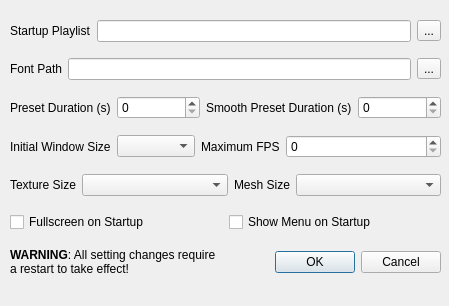
Before: the Qt Designer form src/qprojectM/src/QProjectMConfigDialog.ui in projectM-visualizer/projectm, drawn with Qt 5.
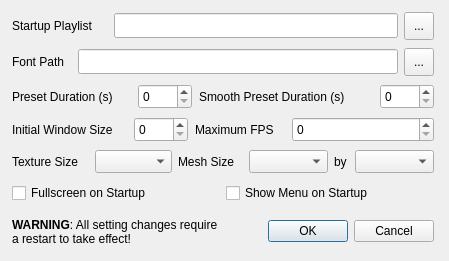
After: the same form once the commit is applied.

Commit message: fixes on config dialog

The edit to the form file:
```diff
--- a/src/qprojectM/src/QProjectMConfigDialog.ui
+++ b/src/qprojectM/src/QProjectMConfigDialog.ui
@@ -6,72 +6,21 @@
     <x>0</x>
     <y>0</y>
     <width>449</width>
-    <height>306</height>
+    <height>261</height>
    </rect>
   </property>
   <property name="windowTitle" >
    <string>projectM Settings</string>
   </property>
-  <widget class="QWidget" name="verticalLayout" >
-   <property name="geometry" >
-    <rect>
-     <x>10</x>
-     <y>10</y>
-     <width>431</width>
-     <height>281</height>
-    </rect>
-   </property>
-   <layout class="QVBoxLayout" >
-    <item>
-     <layout class="QHBoxLayout" >
-      <item>
-       <widget class="QLabel" name="label_2" >
-        <property name="sizePolicy" >
-         <sizepolicy vsizetype="Preferred" hsizetype="MinimumExpanding" >
-          <horstretch>0</horstretch>
-          <verstretch>0</verstretch>
-         </sizepolicy>
-        </property>
-        <property name="minimumSize" >
-         <size>
-          <width>50</width>
-          <height>0</height>
-         </size>
-        </property>
-        <property name="text" >
-         <string>Startup Playlist</string>
-        </property>
-       </widget>
-      </item>
-      <item>
-       <widget class="QLineEdit" name="lineEdit_2" >
-        <property name="sizePolicy" >
-         <sizepolicy vsizetype="Fixed" hsizetype="Expanding" >
-          <horstretch>2</horstretch>
-          <verstretch>0</verstretch>
-         </sizepolicy>
-        </property>
-        <property name="toolTip" >
-         <string>&lt;html>&lt;head>&lt;meta name="qrichtext" content="1" />&lt;style type="text/css">
-p, li { white-space: pre-wrap; }
-&lt;/style>&lt;/head>&lt;body style=" font-family:'Sans Serif'; font-size:9pt; font-weight:400; font-style:normal;">
-&lt;p style=" margin-top:0px; margin-bottom:0px; margin-left:0px; margin-right:0px; -qt-block-indent:0; text-indent:0px;">This sets the default preset playlist when qprojectM starts up. This can be either a directory path or preset playlist file. If unspecified then projectM uses a default preset directory&lt;/p>&lt;/body>&lt;/html></string>
-        </property>
-       </widget>
-      </item>
-      <item>
-       <widget class="QToolButton" name="toolButton_2" >
-        <property name="text" >
-         <string>...</string>
-        </property>
-       </widget>
-      </item>
-     </layout>
-    </item>
-    <item>
-     <layout class="QHBoxLayout" >
-      <item>
        <widget class="QLabel" name="label" >
+   <property name="geometry" >
+    <rect>
+     <x>12</x>
+     <y>48</y>
+     <width>60</width>
+     <height>28</height>
+    </rect>
+   </property>
         <property name="sizePolicy" >
          <sizepolicy vsizetype="Preferred" hsizetype="MinimumExpanding" >
           <horstretch>0</horstretch>
@@ -88,37 +37,117 @@
          <string>Font Path</string>
         </property>
        </widget>
-      </item>
-      <item>
-       <widget class="QLineEdit" name="lineEdit" >
-        <property name="sizePolicy" >
-         <sizepolicy vsizetype="Fixed" hsizetype="Expanding" >
-          <horstretch>2</horstretch>
-          <verstretch>0</verstretch>
-         </sizepolicy>
-        </property>
-       </widget>
-      </item>
-      <item>
        <widget class="QToolButton" name="toolButton" >
+   <property name="geometry" >
+    <rect>
+     <x>404</x>
+     <y>48</y>
+     <width>30</width>
+     <height>28</height>
+    </rect>
+   </property>
         <property name="text" >
          <string>...</string>
         </property>
        </widget>
-      </item>
-     </layout>
-    </item>
-    <item>
-     <layout class="QHBoxLayout" >
-      <item>
+  <widget class="QLineEdit" name="fontPathLineEdit" >
+   <property name="geometry" >
+    <rect>
+     <x>78</x>
+     <y>49</y>
+     <width>320</width>
+     <height>25</height>
+    </rect>
+   </property>
+   <property name="sizePolicy" >
+    <sizepolicy vsizetype="Fixed" hsizetype="Expanding" >
+     <horstretch>2</horstretch>
+     <verstretch>0</verstretch>
+    </sizepolicy>
+   </property>
+  </widget>
+  <widget class="QLabel" name="label_2" >
+   <property name="geometry" >
+    <rect>
+     <x>12</x>
+     <y>12</y>
+     <width>96</width>
+     <height>28</height>
+    </rect>
+   </property>
+   <property name="sizePolicy" >
+    <sizepolicy vsizetype="Preferred" hsizetype="MinimumExpanding" >
+     <horstretch>0</horstretch>
+     <verstretch>0</verstretch>
+    </sizepolicy>
+   </property>
+   <property name="minimumSize" >
+    <size>
+     <width>50</width>
+     <height>0</height>
+    </size>
+   </property>
+   <property name="text" >
+    <string>Startup Playlist</string>
+   </property>
+  </widget>
+  <widget class="QToolButton" name="toolButton_2" >
+   <property name="geometry" >
+    <rect>
+     <x>404</x>
+     <y>12</y>
+     <width>30</width>
+     <height>28</height>
+    </rect>
+   </property>
+   <property name="text" >
+    <string>...</string>
+   </property>
+  </widget>
+  <widget class="QLineEdit" name="startupPlaylistLineEdit" >
+   <property name="geometry" >
+    <rect>
+     <x>114</x>
+     <y>13</y>
+     <width>284</width>
+     <height>25</height>
+    </rect>
+   </property>
+   <property name="sizePolicy" >
+    <sizepolicy vsizetype="Fixed" hsizetype="Expanding" >
+     <horstretch>2</horstretch>
+     <verstretch>0</verstretch>
+    </sizepolicy>
+   </property>
+   <property name="toolTip" >
+    <string>&lt;html>&lt;head>&lt;meta name="qrichtext" content="1" />&lt;style type="text/css">
+p, li { white-space: pre-wrap; }
+&lt;/style>&lt;/head>&lt;body style=" font-family:'Sans Serif'; font-size:9pt; font-weight:400; font-style:normal;">
+&lt;p style=" margin-top:0px; margin-bottom:0px; margin-left:0px; margin-right:0px; -qt-block-indent:0; text-indent:0px;">This sets the default preset playlist when qprojectM starts up. This can be either a directory path or preset playlist file. If unspecified then projectM uses a default preset directory&lt;/p>&lt;/body>&lt;/html></string>
+   </property>
+  </widget>
        <widget class="QLabel" name="label_3" >
+   <property name="geometry" >
+    <rect>
+     <x>12</x>
+     <y>84</y>
+     <width>121</width>
+     <height>25</height>
+    </rect>
+   </property>
         <property name="text" >
          <string>Preset Duration (s)</string>
         </property>
        </widget>
-      </item>
-      <item>
-       <widget class="QSpinBox" name="spinBox" >
+  <widget class="QSpinBox" name="presetDurationSpinBox" >
+   <property name="geometry" >
+    <rect>
+     <x>138</x>
+     <y>84</y>
+     <width>54</width>
+     <height>25</height>
+    </rect>
+   </property>
         <property name="toolTip" >
          <string>&lt;html>&lt;head>&lt;meta name="qrichtext" content="1" />&lt;style type="text/css">
 p, li { white-space: pre-wrap; }
@@ -126,16 +155,28 @@
 &lt;p style=" margin-top:0px; margin-bottom:0px; margin-left:0px; margin-right:0px; -qt-block-indent:0; text-indent:0px;">Sets how long a preset should be played in seconds before projectM automatically switches to another in the playlist&lt;/p>&lt;/body>&lt;/html></string>
         </property>
        </widget>
-      </item>
-      <item>
        <widget class="QLabel" name="label_4" >
+   <property name="geometry" >
+    <rect>
+     <x>199</x>
+     <y>84</y>
+     <width>176</width>
+     <height>25</height>
+    </rect>
+   </property>
         <property name="text" >
          <string>Smooth Preset Duration (s)</string>
         </property>
        </widget>
-      </item>
-      <item>
-       <widget class="QSpinBox" name="spinBox_2" >
+  <widget class="QSpinBox" name="smoothPresetDurationSpinBox" >
+   <property name="geometry" >
+    <rect>
+     <x>380</x>
+     <y>84</y>
+     <width>54</width>
+     <height>25</height>
+    </rect>
+   </property>
         <property name="toolTip" >
          <string>&lt;html>&lt;head>&lt;meta name="qrichtext" content="1" />&lt;style type="text/css">
 p, li { white-space: pre-wrap; }
@@ -143,13 +184,15 @@
 &lt;p style=" margin-top:0px; margin-bottom:0px; margin-left:0px; margin-right:0px; -qt-block-indent:0; text-indent:0px;">Sets how long a transition occurs in seconds when smooth preset switching&lt;/p>&lt;/body>&lt;/html></string>
         </property>
        </widget>
-      </item>
-     </layout>
-    </item>
-    <item>
-     <layout class="QHBoxLayout" >
-      <item>
        <widget class="QLabel" name="label_5" >
+   <property name="geometry" >
+    <rect>
+     <x>12</x>
+     <y>117</y>
+     <width>115</width>
+     <height>25</height>
+    </rect>
+   </property>
         <property name="sizePolicy" >
          <sizepolicy vsizetype="Preferred" hsizetype="MinimumExpanding" >
           <horstretch>0</horstretch>
@@ -160,19 +203,15 @@
          <string>Initial Window Size</string>
         </property>
        </widget>
-      </item>
-      <item>
-       <widget class="QComboBox" name="comboBox" >
-        <property name="sizePolicy" >
-         <sizepolicy vsizetype="Fixed" hsizetype="MinimumExpanding" >
-          <horstretch>1</horstretch>
-          <verstretch>0</verstretch>
-         </sizepolicy>
-        </property>
-       </widget>
-      </item>
-      <item>
        <widget class="QLabel" name="label_6" >
+   <property name="geometry" >
+    <rect>
+     <x>195</x>
+     <y>117</y>
+     <width>91</width>
+     <height>25</height>
+    </rect>
+   </property>
         <property name="sizePolicy" >
          <sizepolicy vsizetype="Preferred" hsizetype="MinimumExpanding" >
           <horstretch>0</horstretch>
@@ -183,9 +222,15 @@
          <string>Maximum FPS</string>
         </property>
        </widget>
-      </item>
-      <item>
-       <widget class="QSpinBox" name="spinBox_3" >
+  <widget class="QSpinBox" name="maxFPSSpinBox" >
+   <property name="geometry" >
+    <rect>
+     <x>292</x>
+     <y>117</y>
+     <width>142</width>
+     <height>25</height>
+    </rect>
+   </property>
         <property name="sizePolicy" >
          <sizepolicy vsizetype="Fixed" hsizetype="MinimumExpanding" >
           <horstretch>2</horstretch>
@@ -199,13 +244,50 @@
 &lt;p style=" margin-top:0px; margin-bottom:0px; margin-left:0px; margin-right:0px; -qt-block-indent:0; text-indent:0px;">This parameter, if nonzero, limits the number of frames per second projectM will attempt to render to screen. 35 is a reasonable limit.&lt;/p>&lt;/body>&lt;/html></string>
         </property>
        </widget>
-      </item>
-     </layout>
-    </item>
-    <item>
-     <layout class="QHBoxLayout" >
-      <item>
+  <widget class="QSpinBox" name="initialWindowSizeSpinBox" >
+   <property name="geometry" >
+    <rect>
+     <x>134</x>
+     <y>117</y>
+     <width>54</width>
+     <height>25</height>
+    </rect>
+   </property>
+   <property name="toolTip" >
+    <string>&lt;html>&lt;head>&lt;meta name="qrichtext" content="1" />&lt;style type="text/css">
+p, li { white-space: pre-wrap; }
+&lt;/style>&lt;/head>&lt;body style=" font-family:'Sans Serif'; font-size:9pt; font-weight:400; font-style:normal;">
+&lt;p style=" margin-top:0px; margin-bottom:0px; margin-left:0px; margin-right:0px; -qt-block-indent:0; text-indent:0px;">Sets how long a preset should be played in seconds before projectM automatically switches to another in the playlist&lt;/p>&lt;/body>&lt;/html></string>
+   </property>
+  </widget>
+  <widget class="QLabel" name="label_10" >
+   <property name="geometry" >
+    <rect>
+     <x>334</x>
+     <y>150</y>
+     <width>16</width>
+     <height>23</height>
+    </rect>
+   </property>
+   <property name="sizePolicy" >
+    <sizepolicy vsizetype="Preferred" hsizetype="MinimumExpanding" >
+     <horstretch>0</horstretch>
+     <verstretch>0</verstretch>
+    </sizepolicy>
+   </property>
+   <property name="text" >
+    <string>by</string>
+   </property>
+  </widget>
        <widget class="QLabel" name="label_7" >
+   <property name="geometry" >
+    <rect>
+     <x>12</x>
+     <y>150</y>
+     <width>77</width>
+     <height>23</height>
+    </rect>
+   </property>
         <property name="sizePolicy" >
          <sizepolicy vsizetype="Preferred" hsizetype="MinimumExpanding" >
           <horstretch>0</horstretch>
@@ -216,9 +298,15 @@
          <string>Texture Size</string>
         </property>
        </widget>
-      </item>
-      <item>
-       <widget class="QComboBox" name="comboBox_2" >
+  <widget class="QComboBox" name="textureSizeComboBox" >
+   <property name="geometry" >
+    <rect>
+     <x>95</x>
+     <y>150</y>
+     <width>77</width>
+     <height>23</height>
+    </rect>
+   </property>
         <property name="sizePolicy" >
          <sizepolicy vsizetype="Fixed" hsizetype="MinimumExpanding" >
           <horstretch>1</horstretch>
@@ -229,9 +317,31 @@
          <enum>QComboBox::AdjustToMinimumContentsLength</enum>
         </property>
        </widget>
-      </item>
-      <item>
+  <widget class="QComboBox" name="meshSizeYComboBox" >
+   <property name="geometry" >
+    <rect>
+     <x>355</x>
+     <y>150</y>
+     <width>79</width>
+     <height>23</height>
+    </rect>
+   </property>
+   <property name="sizePolicy" >
+    <sizepolicy vsizetype="Fixed" hsizetype="MinimumExpanding" >
+     <horstretch>1</horstretch>
+     <verstretch>0</verstretch>
+    </sizepolicy>
+   </property>
+  </widget>
        <widget class="QLabel" name="label_8" >
+   <property name="geometry" >
+    <rect>
+     <x>178</x>
+     <y>150</y>
+     <width>65</width>
+     <height>23</height>
+    </rect>
+   </property>
         <property name="sizePolicy" >
          <sizepolicy vsizetype="Preferred" hsizetype="MinimumExpanding" >
           <horstretch>0</horstretch>
@@ -242,9 +352,15 @@
          <string>Mesh Size</string>
         </property>
        </widget>
-      </item>
-      <item>
-       <widget class="QComboBox" name="comboBox_3" >
+  <widget class="QComboBox" name="meshSizeXComboBox" >
+   <property name="geometry" >
+    <rect>
+     <x>249</x>
+     <y>150</y>
+     <width>79</width>
+     <height>23</height>
+    </rect>
+   </property>
         <property name="sizePolicy" >
          <sizepolicy vsizetype="Fixed" hsizetype="MinimumExpanding" >
           <horstretch>1</horstretch>
@@ -252,13 +368,15 @@
          </sizepolicy>
         </property>
        </widget>
-      </item>
-     </layout>
-    </item>
-    <item>
-     <layout class="QHBoxLayout" >
-      <item>
-       <widget class="QCheckBox" name="fullScreenCheckBox_2" >
+  <widget class="QCheckBox" name="fullscreenOnStartupCheckBox" >
+   <property name="geometry" >
+    <rect>
+     <x>12</x>
+     <y>181</y>
+     <width>208</width>
+     <height>24</height>
+    </rect>
+   </property>
         <property name="sizePolicy" >
          <sizepolicy vsizetype="Fixed" hsizetype="MinimumExpanding" >
           <horstretch>0</horstretch>
@@ -269,9 +387,15 @@
          <string>Fullscreen on Startup</string>
         </property>
        </widget>
-      </item>
-      <item>
-       <widget class="QCheckBox" name="fullScreenCheckBox" >
+  <widget class="QCheckBox" name="menuOnStartupCheckBox" >
+   <property name="geometry" >
+    <rect>
+     <x>226</x>
+     <y>181</y>
+     <width>208</width>
+     <height>24</height>
+    </rect>
+   </property>
         <property name="sizePolicy" >
          <sizepolicy vsizetype="Fixed" hsizetype="MinimumExpanding" >
           <horstretch>0</horstretch>
@@ -282,13 +406,15 @@
          <string>Show Menu on Startup</string>
         </property>
        </widget>
-      </item>
-     </layout>
-    </item>
-    <item>
-     <layout class="QHBoxLayout" >
-      <item>
        <widget class="QLabel" name="label_9" >
+   <property name="geometry" >
+    <rect>
+     <x>12</x>
+     <y>213</y>
+     <width>206</width>
+     <height>38</height>
+    </rect>
+   </property>
         <property name="sizePolicy" >
          <sizepolicy vsizetype="Preferred" hsizetype="MinimumExpanding" >
           <horstretch>0</horstretch>
@@ -305,20 +431,21 @@
          <bool>true</bool>
         </property>
        </widget>
-      </item>
-      <item>
        <widget class="QDialogButtonBox" name="buttonBox" >
+   <property name="geometry" >
+    <rect>
+     <x>229</x>
+     <y>217</y>
+     <width>205</width>
+     <height>29</height>
+    </rect>
+   </property>
         <property name="orientation" >
          <enum>Qt::Horizontal</enum>
         </property>
         <property name="standardButtons" >
          <set>QDialogButtonBox::Cancel|QDialogButtonBox::NoButton|QDialogButtonBox::Ok</set>
         </property>
-       </widget>
-      </item>
-     </layout>
-    </item>
-   </layout>
   </widget>
  </widget>
  <resources/>
```
Lines whose indentation alone changed are shown as unchanged. The commit also changes 1 other file.
